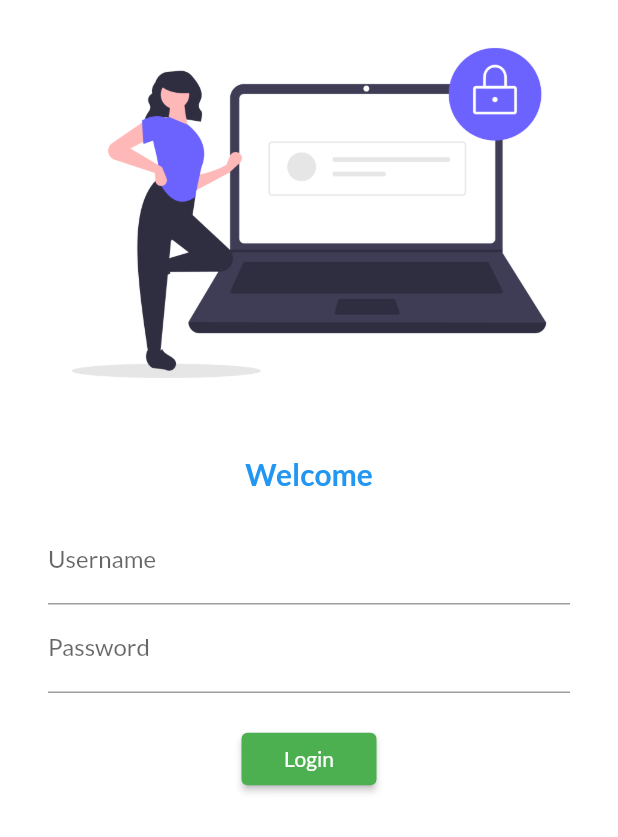
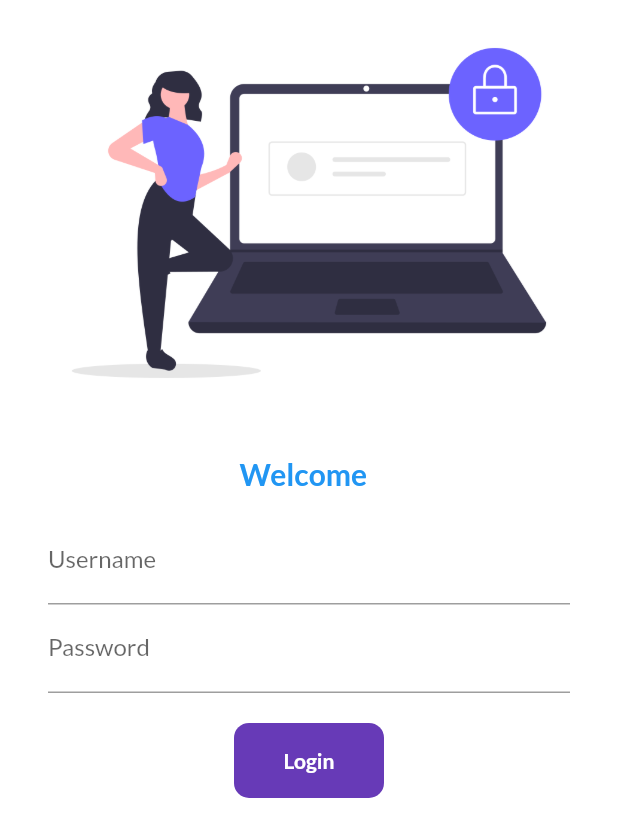
Before and after one commit to SUSHANT-0210/30DaysOfFlutter, a Flutter app: the screen it shows after launch, on a phone screen of 412 x 824 dp. Shown: the top 837 px of the screen. Run offline on Flutter 3.47's test engine with Material 2 defaults, Android fonts, the phone set to English and light mode, and no system bars; our stand-ins replace google_fonts.

Commit message:
Day 6 completed

```diff
--- a/lib/pages/login_page.dart
+++ b/lib/pages/login_page.dart
@@ -3,9 +3,16 @@ import 'package:flutter_catalog/pages/home_page.dart';
 import 'package:flutter_catalog/pages/utils/routes.dart';
 
 
-class LoginPage extends StatelessWidget {
+class LoginPage extends StatefulWidget {
   const LoginPage({Key? key}) : super(key: key);
 
+  @override
+  State<LoginPage> createState() => _LoginPageState();
+}
+
+class _LoginPageState extends State<LoginPage> {
+  String name =" ";
+  bool changeShape = false;
   @override
   Widget build(BuildContext context) {
     return Material(
@@ -14,7 +21,7 @@ class LoginPage extends StatelessWidget {
         children: [
           Image.asset("assets/images/login_pic.png"),
           SizedBox(height: 20),
-          Text("Welcome", style: TextStyle(fontSize: 20 , fontWeight: FontWeight.bold, color: Colors.blue, )),
+          Text("Welcome $name", style: TextStyle(fontSize: 20 , fontWeight: FontWeight.bold, color: Colors.blue, )),
           Padding(
             padding: const EdgeInsets.symmetric(horizontal: 32,vertical: 16),
 
@@ -22,12 +29,45 @@ class LoginPage extends StatelessWidget {
               children: [
                 TextFormField(
               decoration: InputDecoration(hintText: "Enter Username", labelText: "Username"),
+              onChanged: (value){
+                name=value;
+                setState(() {});
+
+
+              },
             ),
             TextFormField( obscureText: true , decoration: InputDecoration(hintText: "Enter Password", labelText: "Password"),),
             SizedBox(height: 20),
-            ElevatedButton(child: Text("Login"),style: TextButton.styleFrom(minimumSize: Size(90, 35) ), onPressed: (){
-              Navigator.pushNamed(context, MyRoutes.homeRoute);
-            }  )
+            InkWell(
+              onTap: () async{
+                setState(() {
+                  changeShape =true;
+
+                });
+                await Future.delayed(Duration(seconds: 1));
+                Navigator.pushNamed(context, MyRoutes.homeRoute);
+
+              },
+              child: AnimatedContainer(
+                duration: Duration(seconds: 1),
+                width: changeShape?50:100,
+                height: 50,
+
+                alignment: Alignment.center,
+
+                decoration: BoxDecoration(
+                  // shape: changeShape? BoxShape.circle: BoxShape.rectangle,
+                  borderRadius: BorderRadius.circular(changeShape? 50: 10),
+                  color: Colors.deepPurple
+
+                ),
+
+                child: changeShape?Icon(Icons.done_all_sharp,color: Colors.white) : Text("Login", style: TextStyle(color: Colors.white, fontWeight: FontWeight.bold),),
+              ),
+            ),
+            // ElevatedButton(child: Text("Login"),style: TextButton.styleFrom(minimumSize: Size(90, 35) ), onPressed: (){
+            //   Navigator.pushNamed(context, MyRoutes.homeRoute);
+            // }  )
 
               ],
             ),
```
